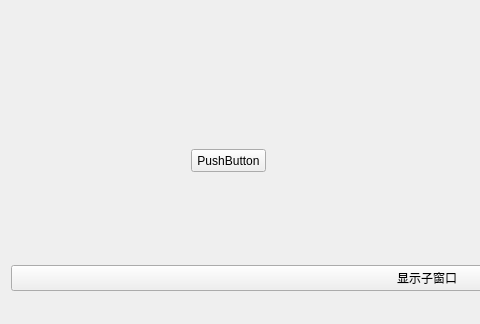
The window that Qt/test2/mainwindow.ui (xzlxiao/Learning) describes before a commit, drawn with Qt 5; both pictures show x 0 to 480 and y 216 to 540 of the 854 by 540 pixel window.
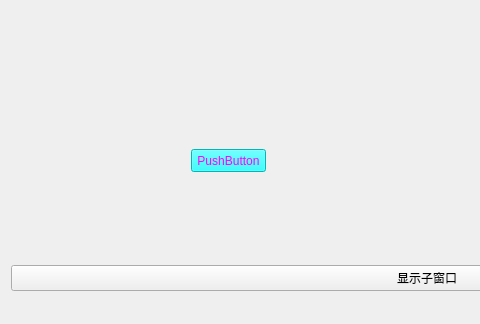
The same window after the commit.

The edit to the form file:
```diff
--- a/Qt/test2/mainwindow.ui
+++ b/Qt/test2/mainwindow.ui
@@ -64,6 +64,12 @@
           <height>23</height>
          </rect>
         </property>
+        <property name="styleSheet">
+         <string notr="true">color: rgb(255, 0, 255);
+background-color: rgb(0, 255, 255);
+border-color: rgb(255, 255, 255);
+</string>
+        </property>
         <property name="text">
          <string>PushButton</string>
         </property>
```
